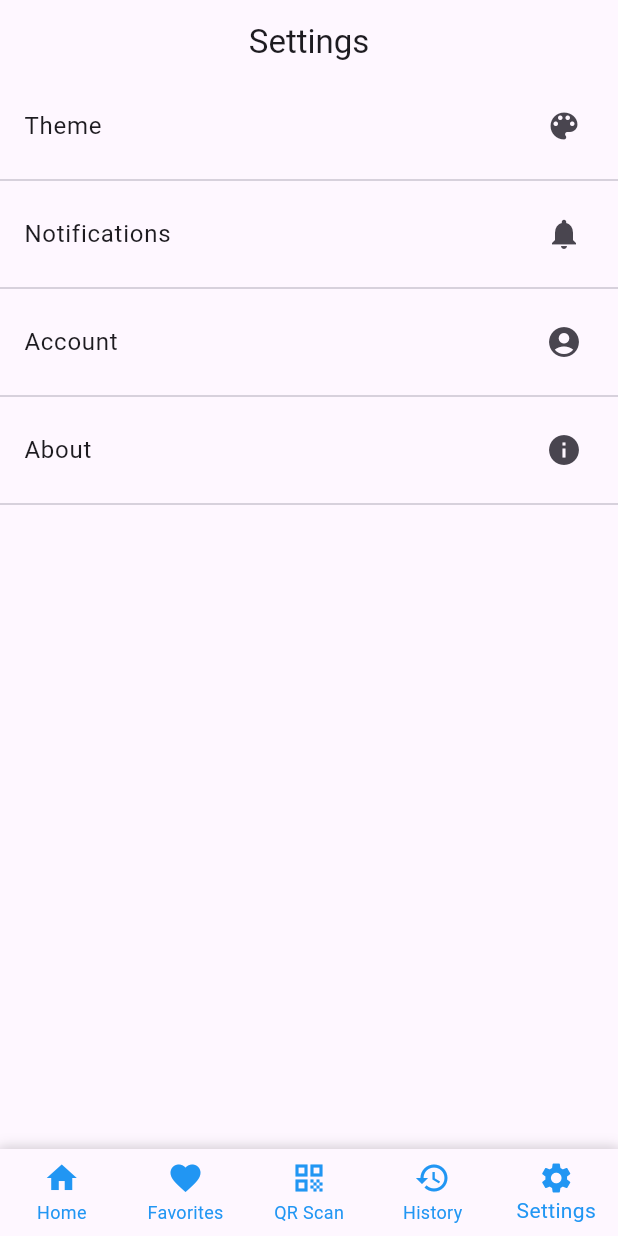
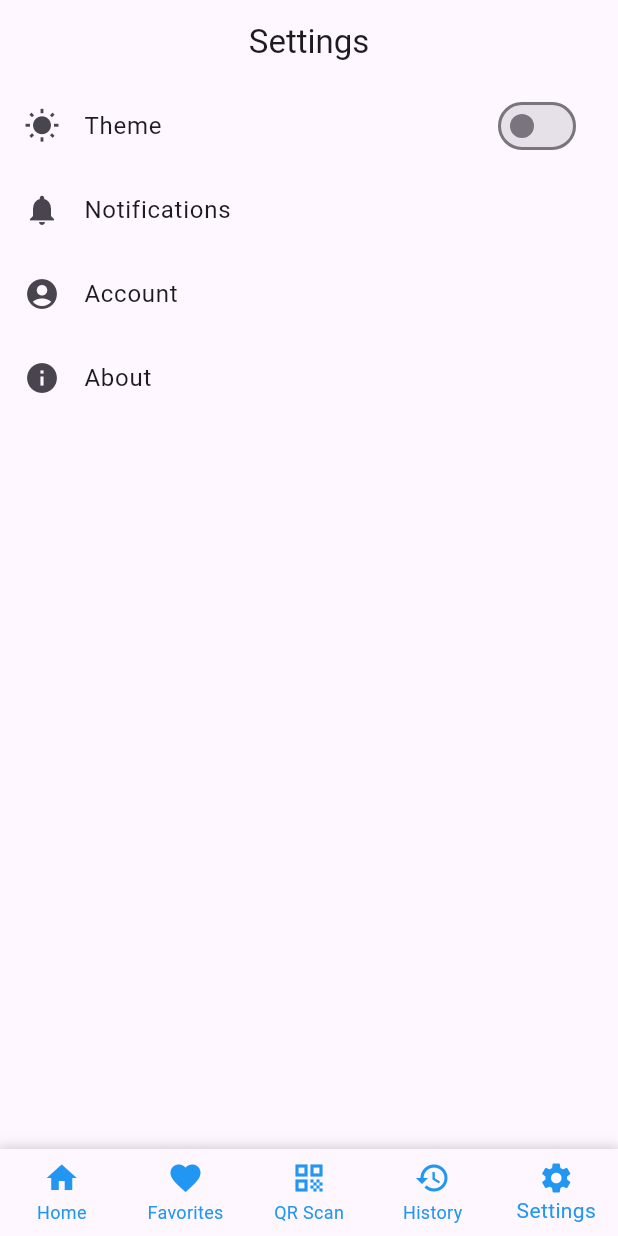
Before and after one commit to GauravC02/DineSmart, a Flutter app: the screen it shows after launch, item 5 of the bottom bar chosen, after a tap on "Notifications", on a phone screen of 412 x 824 dp. Run offline on Flutter 3.47's test engine with Material 3 defaults, Android fonts, the phone set to English and light mode, and no system bars; our stand-ins replace geocoding, geolocator, google_maps_flutter; missing offline and left inert: qr_code_scanner.

Commit message:
"Updated codebase with various changes to files including dashboard.dart, main.dart, restaurantdine.dart, restaurants.dart, settings.dart, and pubspec files."

```diff
--- a/dinesmart/lib/dashboard.dart
+++ b/dinesmart/lib/dashboard.dart
@@ -1,9 +1,12 @@
+//dashboard.dart
 import 'package:flutter/material.dart';
+import 'package:provider/provider.dart';
 import 'login.dart';
 import 'signup.dart';
 import 'restaurantdine.dart';
 import 'restaurants.dart';
 import 'bottomnavigationbar.dart';
+import 'theme.dart';
 
 class DashboardContent extends StatelessWidget {
   @override
@@ -28,6 +31,7 @@ class _DashboardPageState extends State<DashboardPage> {
 
   @override
   Widget build(BuildContext context) {
+    return Consumer<ThemeNotifier>(builder: (context, themeNotifier, _) {
       return Scaffold(
         appBar: AppBar(
           title: Text(''),
@@ -62,14 +66,16 @@ class _DashboardPageState extends State<DashboardPage> {
                         onPressed: () {
                           Navigator.push(
                             context,
-                          MaterialPageRoute(builder: (context) => LoginPage()),
+                            MaterialPageRoute(
+                                builder: (context) => LoginPage()),
                           );
                         },
                         style: ButtonStyle(
                           padding: MaterialStateProperty.all(
                             EdgeInsets.symmetric(vertical: 16.0),
                           ),
-                        backgroundColor: MaterialStateProperty.all(Colors.blue),
+                          backgroundColor:
+                              MaterialStateProperty.all(Colors.blue),
                         ),
                         child: Text(
                           'Login',
@@ -85,7 +91,8 @@ class _DashboardPageState extends State<DashboardPage> {
                         onPressed: () {
                           Navigator.push(
                             context,
-                          MaterialPageRoute(builder: (context) => SignupPage()),
+                            MaterialPageRoute(
+                                builder: (context) => SignupPage()),
                           );
                         },
                         style: ButtonStyle(
@@ -125,7 +132,8 @@ class _DashboardPageState extends State<DashboardPage> {
                 children: [
                   Text(
                     'Categories',
-                  style: TextStyle(fontSize: 20.0, fontWeight: FontWeight.bold),
+                    style:
+                        TextStyle(fontSize: 20.0, fontWeight: FontWeight.bold),
                   ),
                 ],
               ),
@@ -152,7 +160,8 @@ class _DashboardPageState extends State<DashboardPage> {
                 children: [
                   Text(
                     'Restaurants',
-                  style: TextStyle(fontSize: 20.0, fontWeight: FontWeight.bold),
+                    style:
+                        TextStyle(fontSize: 20.0, fontWeight: FontWeight.bold),
                   ),
                 ],
               ),
@@ -176,8 +185,12 @@ class _DashboardPageState extends State<DashboardPage> {
           selectedIndex: _selectedIndex,
           onItemTapped: _onItemTapped,
         ),
-      backgroundColor: Colors.white,
+        backgroundColor:
+            themeNotifier.currentTheme.brightness == Brightness.light
+                ? Colors.white
+                : themeNotifier.currentTheme.scaffoldBackgroundColor,
       );
+    });
   }
 
   Widget _buildOfferImage(BuildContext context, String imagePath) {
@@ -305,8 +318,8 @@ class RestaurantSearchDelegate extends SearchDelegate<String> {
       color: Colors.white,
       child: Center(
         child: Text(
-          'Search Results for: $query',
-          style: TextStyle(fontSize: 20.0),
+          'Results',
+          style: TextStyle(fontSize: 24),
         ),
       ),
     );
@@ -316,6 +329,24 @@ class RestaurantSearchDelegate extends SearchDelegate<String> {
   Widget buildSuggestions(BuildContext context) {
     return Container(
       color: Colors.white,
+      child: ListView(
+        children: [
+          ListTile(
+            title: Text('Suggestion 1'),
+            onTap: () {
+              query = 'Suggestion 1';
+              showResults(context);
+            },
+          ),
+          ListTile(
+            title: Text('Suggestion 2'),
+            onTap: () {
+              query = 'Suggestion 2';
+              showResults(context);
+            },
+          ),
+        ],
+      ),
     );
   }
 }
--- a/dinesmart/lib/main.dart
+++ b/dinesmart/lib/main.dart
@@ -1,26 +1,43 @@
-// main.dart
 import 'package:flutter/material.dart';
-import 'splashscreen.dart'; // Import your splash screen file
-import 'login.dart'; // Import your login file
-import 'signup.dart'; // Import your signup file
+import 'package:provider/provider.dart';
+import 'splashscreen.dart';
+import 'login.dart';
+import 'signup.dart';
+import 'settings.dart';
+import 'theme.dart';
+import 'dashboard.dart';
+import 'restaurantdine.dart';
+import 'restaurants.dart';
 
 void main() {
-  runApp(DineSmart());
+  runApp(
+    ChangeNotifierProvider<ThemeNotifier>(
+      create: (_) => ThemeNotifier(),
+      child: MyApp(),
+    ),
+  );
 }
 
-class DineSmart extends StatelessWidget {
+class MyApp extends StatelessWidget {
   @override
   Widget build(BuildContext context) {
+    return Consumer<ThemeNotifier>(
+      builder: (context, themeNotifier, _) {
         return MaterialApp(
           debugShowCheckedModeBanner: false,
           title: 'Dine-Smart',
-      theme: ThemeData(
-        primarySwatch: Colors.blue,
-      ),
-      home: SplashScreen(), // Set SplashScreen as the initial screen
+          theme: themeNotifier.currentTheme,
+          home: SplashScreen(),
           routes: {
             '/login': (context) => LoginPage(),
             '/signup': (context) => SignupPage(),
+            '/settings': (context) => SettingsPage(),
+            '/dashboard': (context) => DashboardPage(),
+            '/restaurant_profile': (context) => RestaurantProfilePage(
+                restaurant:
+                    ModalRoute.of(context)!.settings.arguments as Restaurant),
+          },
+        );
       },
     );
   }
--- a/dinesmart/lib/restaurants.dart
+++ b/dinesmart/lib/restaurants.dart
@@ -1,4 +1,3 @@
-import 'package:flutter/material.dart';
 import 'menu.dart';
 
 class Restaurant {
--- a/dinesmart/lib/settings.dart
+++ b/dinesmart/lib/settings.dart
@@ -1,55 +1,70 @@
+// settings.dart
 import 'package:flutter/material.dart';
 import 'bottomnavigationbar.dart';
+import 'theme.dart';
+import 'package:provider/provider.dart';
 
-class SettingsPage extends StatelessWidget {
-  const SettingsPage({super.key});
+class SettingsPage extends StatefulWidget {
+  const SettingsPage({Key? key}) : super(key: key);
 
+  @override
+  _SettingsPageState createState() => _SettingsPageState();
+}
+
+class _SettingsPageState extends State<SettingsPage> {
   @override
   Widget build(BuildContext context) {
     return Scaffold(
       appBar: AppBar(
-        automaticallyImplyLeading: false, // Removes the back arrow button
         title: Text('Settings'),
         centerTitle: true,
       ),
       body: ListView(
         children: <Widget>[
-          ListTile(
-            title: Text('Theme'),
-            trailing: Icon(Icons.color_lens),
-            onTap: () {
-              // Navigate to theme settings page
+          Consumer<ThemeNotifier>(
+            builder: (context, notifier, child) {
+              // Define the icon based on the current mode
+              Icon themeIcon = notifier.isDarkMode
+                  ? Icon(Icons.nightlight_round) // Icon for dark mode
+                  : Icon(Icons.wb_sunny); // Icon for light mode
+
+              return ListTile(
+                leading: themeIcon,
+                title: Text('Theme'),
+                trailing: Switch(
+                  value: notifier.isDarkMode,
+                  onChanged: (value) {
+                    notifier.toggleTheme();
+                  },
+                ),
+              );
             },
           ),
-          Divider(),
           ListTile(
+            leading: Icon(Icons.notifications),
             title: Text('Notifications'),
-            trailing: Icon(Icons.notifications),
             onTap: () {
               // Navigate to notification settings page
             },
           ),
-          Divider(),
           ListTile(
+            leading: Icon(Icons.account_circle),
             title: Text('Account'),
-            trailing: Icon(Icons.account_circle),
             onTap: () {
               // Navigate to account settings page
             },
           ),
-          Divider(),
           ListTile(
+            leading: Icon(Icons.info),
             title: Text('About'),
-            trailing: Icon(Icons.info),
             onTap: () {
               // Navigate to about page
             },
           ),
-          Divider(),
         ],
       ),
       bottomNavigationBar: BottomNavigationBarWidget(
-        selectedIndex: 4, // Selects the Settings tab
+        selectedIndex: 4,
         onItemTapped: (index) {
           // Handle tapping on other bottom navigation bar items
           // You might want to navigate accordingly here too
--- /dev/null
+++ b/dinesmart/lib/theme.dart
@@ -0,0 +1,25 @@
+//theme.dart
+import 'package:flutter/material.dart';
+
+class ThemeNotifier extends ChangeNotifier {
+  late ThemeData _currentTheme = ThemeData.light();
+  late bool _isDarkMode = false;
+
+  ThemeData get currentTheme => _currentTheme;
+  bool get isDarkMode => _isDarkMode;
+
+  void toggleTheme() {
+    _isDarkMode = !_isDarkMode;
+    _currentTheme = _isDarkMode ? ThemeData.dark() : ThemeData.light();
+    notifyListeners();
+  }
+
+  Widget buildThemeToggle() {
+    return Switch(
+      value: _isDarkMode,
+      onChanged: (value) {
+        toggleTheme();
+      },
+    );
+  }
+}
--- a/dinesmart/pubspec.yaml
+++ b/dinesmart/pubspec.yaml
@@ -45,6 +45,7 @@ dependencies:
   firebase_core: ^3.0.0
   firebase_auth: ^5.0.0
   cloud_firestore: ^5.0.0
+  provider: ^5.0.0
 
 dev_dependencies:
   flutter_test:
```
Also changed, not shown: dinesmart/lib/restaurantdine.dart (+33 -32 lines), dinesmart/pubspec.lock, 1 other file. Lines whose indentation alone changed are shown as unchanged.
